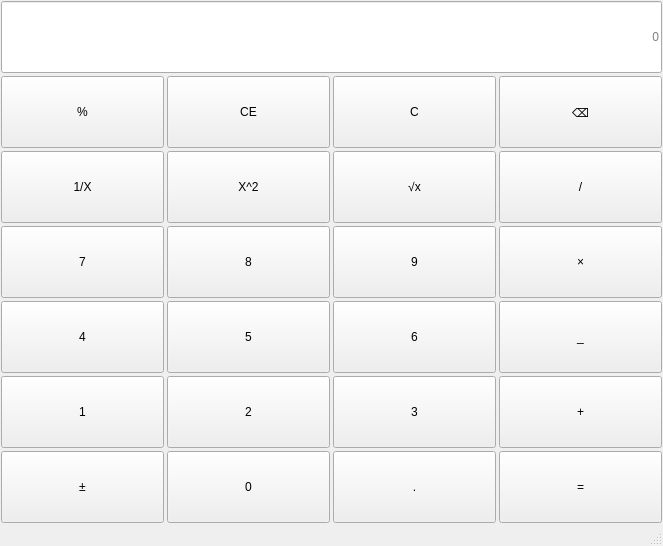
First picture: the form in mainwindow.ui, repository z1p4444/qt, before the edit.
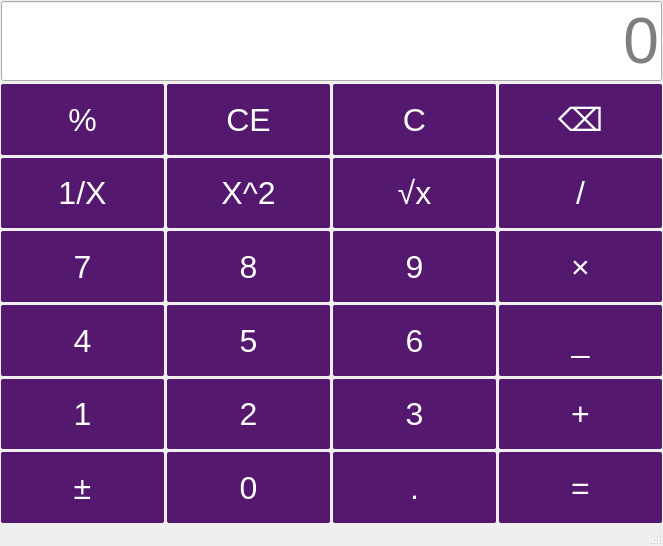
Second picture: the form after the edit.

Commit message: style变化以及单操作数

Diff of the .ui file:
```diff
--- a/mainwindow.ui
+++ b/mainwindow.ui
@@ -13,6 +13,25 @@
   <property name="windowTitle">
    <string>MainWindow</string>
   </property>
+  <property name="styleSheet">
+   <string notr="true">QPushButton{
+background-color:rgb(85,24,111);
+font-size:24pt;
+color:white;
+border-radius:2px;
+}
+QPushButton:hover{
+background-color:lightviolet;
+color:white
+}
+QPushButton:pressed{
+background-color:darkviolet;
+color:black
+}
+QLineEdit{
+font-size:48pt;
+}</string>
+  </property>
   <widget class="QWidget" name="centralwidget">
    <layout class="QVBoxLayout" name="verticalLayout">
     <property name="spacing">
```
Left out of the diff: 324 changed lines with no effect on the pictures. The commit also changes 2 other files.
